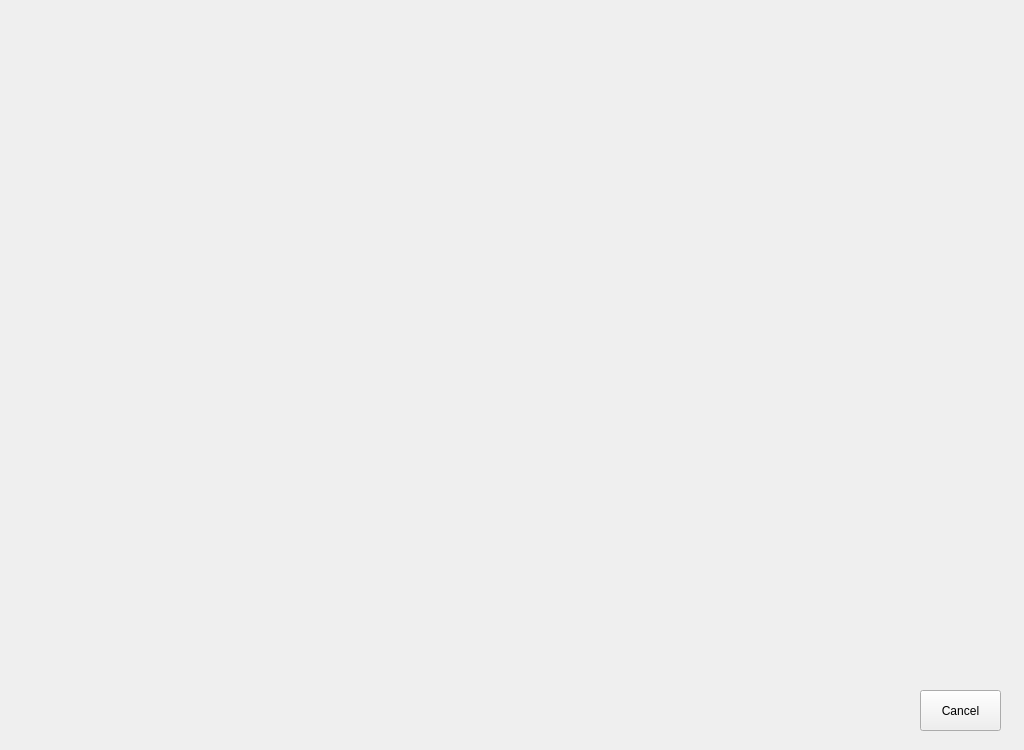
Qt form alfa_CR6/chrome.ui (alfa-sw/alfa_cr6) before a commit.
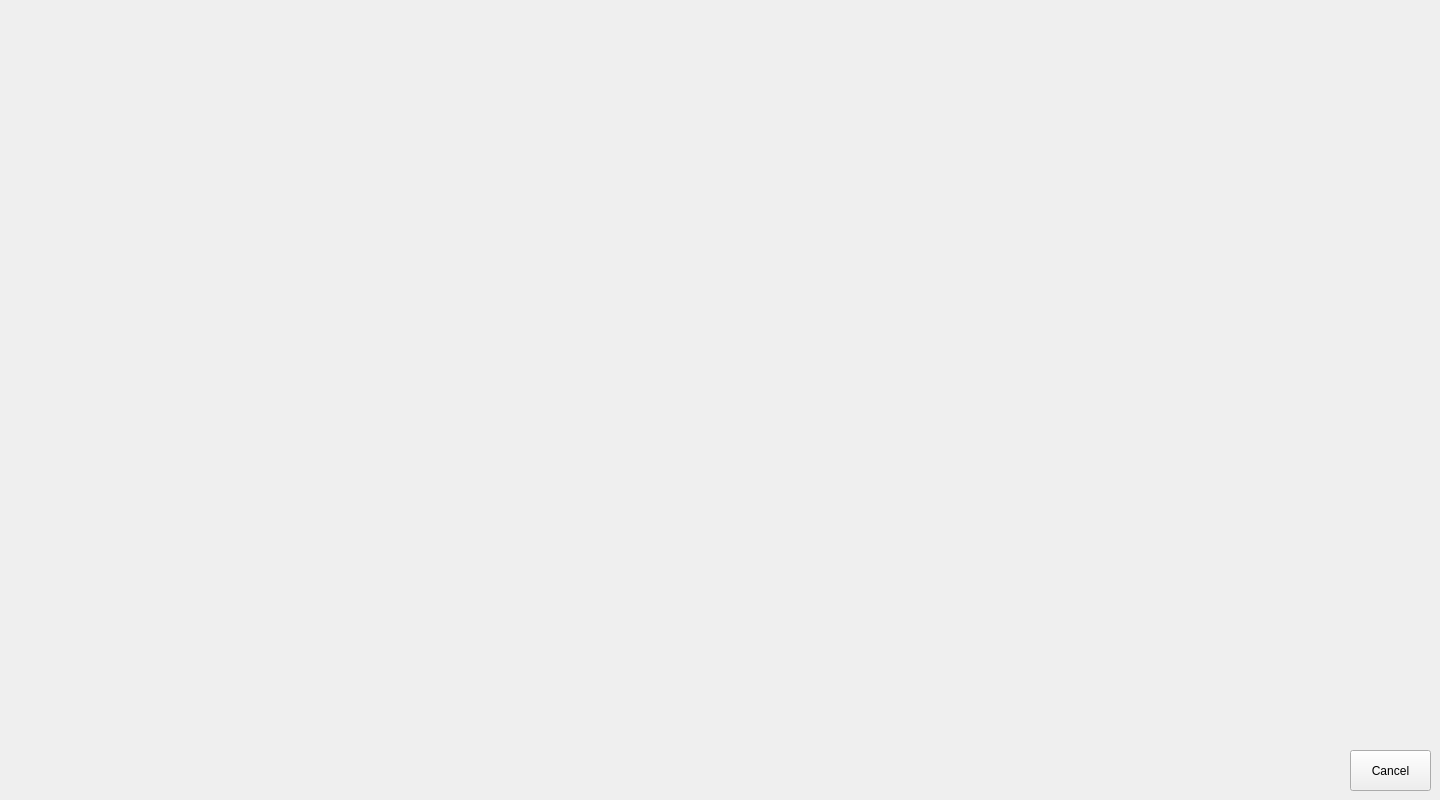
The same form after that commit.

What changed in the file:
```diff
--- a/alfa_CR6/chrome.ui
+++ b/alfa_CR6/chrome.ui
@@ -6,8 +6,8 @@
    <rect>
     <x>0</x>
     <y>0</y>
-    <width>1024</width>
-    <height>750</height>
+    <width>1440</width>
+    <height>800</height>
    </rect>
   </property>
   <property name="windowTitle">
@@ -16,8 +16,8 @@
   <widget class="QPushButton" name="pushButton">
    <property name="geometry">
     <rect>
-     <x>920</x>
-     <y>690</y>
+     <x>1350</x>
+     <y>750</y>
      <width>81</width>
      <height>41</height>
     </rect>
```
Left out of the diff: 2 changed lines with no effect on the pictures.
